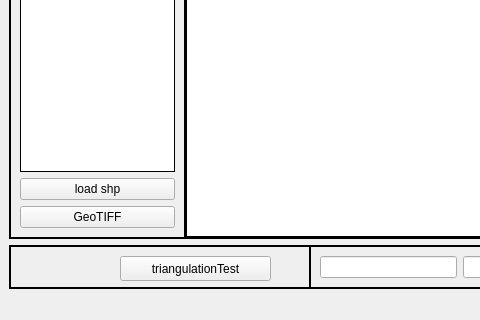
Doggerr111/GIS, file mainwindow.ui: the form before one commit; both pictures show x 0 to 480 and y 314 to 634 of the 920 by 634 pixel window.
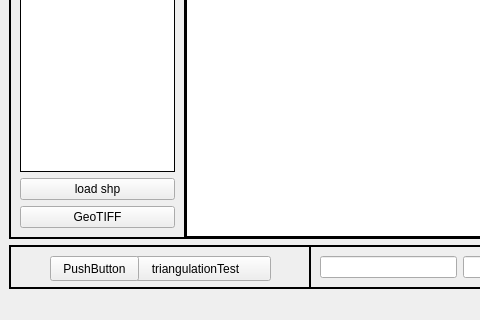
The form after the commit. Icons and pictures are not drawn. Custom widgets are drawn as their Qt base class.

Diff of the .ui file:
```diff
--- a/mainwindow.ui
+++ b/mainwindow.ui
@@ -497,6 +497,19 @@
            <string>triangulationTest</string>
           </property>
          </widget>
+         <widget class="QPushButton" name="pushButton_7">
+          <property name="geometry">
+           <rect>
+            <x>40</x>
+            <y>10</y>
+            <width>89</width>
+            <height>25</height>
+           </rect>
+          </property>
+          <property name="text">
+           <string>PushButton</string>
+          </property>
+         </widget>
         </widget>
        </item>
        <item>
```
